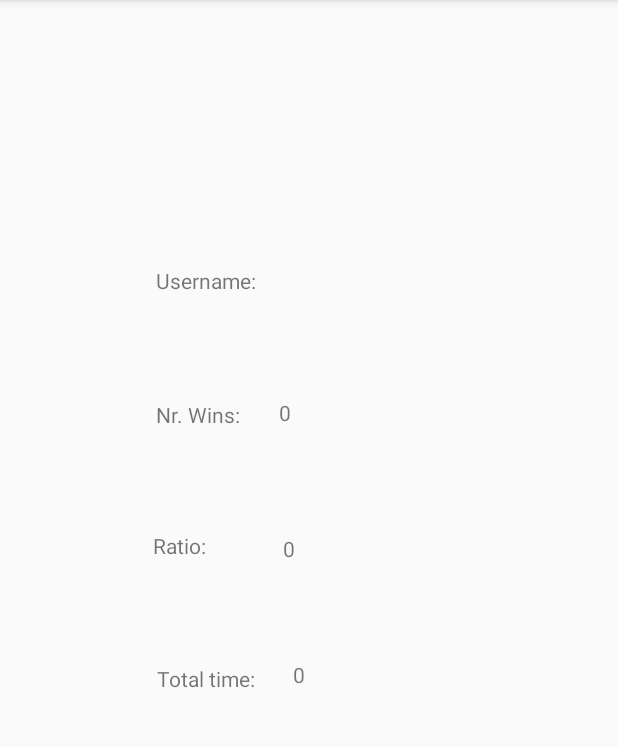
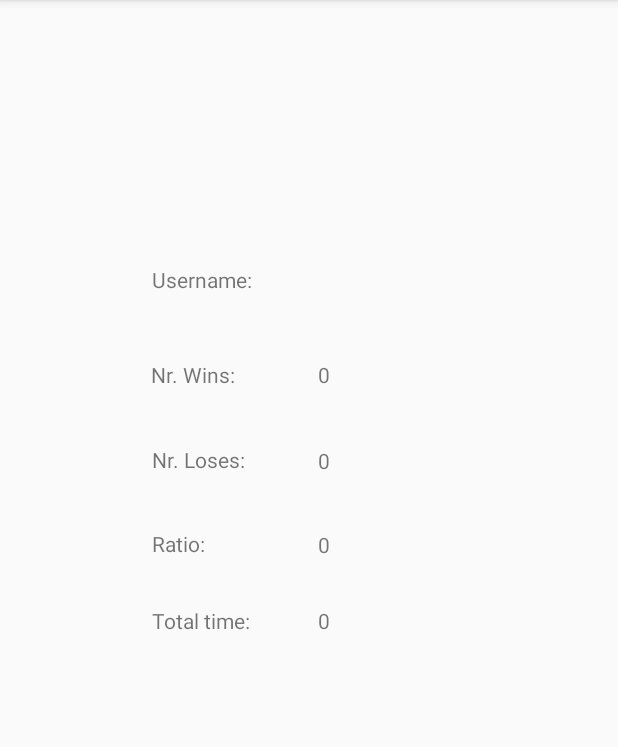
Before and after one commit to mihaikrisan/ElementsBattle, an Android app: the ProfileActivity screen opened directly, with no data from a screen before it, on a phone screen of 412 x 824 dp, the part 84-831 px from its top. Run offline under Robolectric (Android 15) with nearby library versions, the phone set to English and light mode, and no system bars; our stand-ins replace Firebase (no records; nobody signed in at launch, a user with empty details on screens opened directly).

Commit message:
fixed bugs and things

```diff
--- a/gamev10/app/src/main/java/com/example/myapplication/Game.java
+++ b/gamev10/app/src/main/java/com/example/myapplication/Game.java
@@ -30,6 +30,7 @@ public class Game extends AppCompatActivity {
     private TextView playerScoreView;
     private int counter;
     private CountDownTimer countDownTimer;
+    private boolean finishGame = false;
 
     public int getRandomNumber() {
         Random random = new Random();
@@ -37,13 +38,21 @@ public class Game extends AppCompatActivity {
     }
 
     public void openWinActivity() {
+        finishGame = true;
+        countDownTimer.cancel();
         Intent intent = new Intent(this, WinActivity.class);
+        Game.this.finish();
         startActivity(intent);
+        Game.this.finish();
     }
 
     public void openLoseActivity() {
+        finishGame = true;
+        countDownTimer.cancel();
         Intent intent = new Intent(this, LoseActivity.class);
+        Game.this.finish();
         startActivity(intent);
+        Game.this.finish();
     }
 
     public Karten setCardImage(ImageView image) {
@@ -249,8 +258,8 @@ public class Game extends AppCompatActivity {
 
                         openLoseActivity();
                     }
-
-                    initialiseCounter(textView, playerCards);
+                    if(!finishGame)
+                        initialiseCounter(textView, playerCards);
                 }
             });
         }
--- a/gamev10/app/src/main/java/com/example/myapplication/LoseActivity.java
+++ b/gamev10/app/src/main/java/com/example/myapplication/LoseActivity.java
@@ -14,6 +14,7 @@ public class LoseActivity extends AppCompatActivity {
         intent.setFlags(Intent.FLAG_ACTIVITY_REORDER_TO_FRONT);
         startActivityIfNeeded(intent, 0);
         startActivity(intent);
+        LoseActivity.this.finish();
     }
 
     @Override
--- a/gamev10/app/src/main/java/com/example/myapplication/ProfileActivity.java
+++ b/gamev10/app/src/main/java/com/example/myapplication/ProfileActivity.java
@@ -66,10 +66,16 @@ public class ProfileActivity extends AppCompatActivity {
                     TextView nrWinsTextView = findViewById(R.id.textViewNumberWins);
                     nrWinsTextView.setText("" + myUser.getNrWins());
 
+                    TextView nrLosesTextView = findViewById(R.id.textView3);
+                    nrLosesTextView.setText("" + myUser.getNrLosses());
+
                     TextView ratio = findViewById(R.id.textViewRatio);
                     if (myUser.getNrLosses() != 0) {
                         double wlRatio = (double) myUser.getNrWins() / (double) myUser.getNrLosses();
-                        ratio.setText("" + wlRatio);
+                        wlRatio*=100;
+                        double display = Math.round(wlRatio);
+                        display/=100;
+                        ratio.setText("" + display);
                     } else {
                         ratio.setText("" + myUser.getNrWins());
                     }
--- a/gamev10/app/src/main/java/com/example/myapplication/WinActivity.java
+++ b/gamev10/app/src/main/java/com/example/myapplication/WinActivity.java
@@ -11,9 +11,10 @@ public class WinActivity extends AppCompatActivity {
 
     public void openWelcomeActivity() {
         Intent intent = new Intent(this, WelcomePage.class);
-        intent.setFlags(Intent.FLAG_ACTIVITY_REORDER_TO_FRONT);
+        intent.setFlags(Intent.FLAG_ACTIVITY_REORDER_TO_FRONT)  ;
         startActivityIfNeeded(intent, 0);
         startActivity(intent);
+        WinActivity.this.finish();
     }
 
     @Override
--- a/gamev10/app/src/main/res/layout/activity_profile.xml
+++ b/gamev10/app/src/main/res/layout/activity_profile.xml
@@ -13,10 +13,10 @@
         android:text="TextView"
         app:layout_constraintBottom_toBottomOf="parent"
         app:layout_constraintEnd_toEndOf="parent"
-        app:layout_constraintHorizontal_bias="0.484"
+        app:layout_constraintHorizontal_bias="0.525"
         app:layout_constraintStart_toStartOf="parent"
         app:layout_constraintTop_toTopOf="parent"
-        app:layout_constraintVertical_bias="0.237" />
+        app:layout_constraintVertical_bias="0.236" />
 
     <TextView
         android:id="@+id/textViewNumberWins"
@@ -25,10 +25,10 @@
         android:text="TextView"
         app:layout_constraintBottom_toBottomOf="parent"
         app:layout_constraintEnd_toEndOf="parent"
-        app:layout_constraintHorizontal_bias="0.461"
+        app:layout_constraintHorizontal_bias="0.525"
         app:layout_constraintStart_toStartOf="parent"
-        app:layout_constraintTop_toBottomOf="@+id/textViewUsername"
-        app:layout_constraintVertical_bias="0.124" />
+        app:layout_constraintTop_toTopOf="parent"
+        app:layout_constraintVertical_bias="0.321" />
 
     <TextView
         android:id="@+id/textViewRatio"
@@ -37,10 +37,10 @@
         android:text="TextView"
         app:layout_constraintBottom_toBottomOf="parent"
         app:layout_constraintEnd_toEndOf="parent"
-        app:layout_constraintHorizontal_bias="0.467"
+        app:layout_constraintHorizontal_bias="0.525"
         app:layout_constraintStart_toStartOf="parent"
-        app:layout_constraintTop_toBottomOf="@+id/textViewNumberWins"
-        app:layout_constraintVertical_bias="0.154" />
+        app:layout_constraintTop_toTopOf="parent"
+        app:layout_constraintVertical_bias="0.472" />
 
     <TextView
         android:id="@+id/textViewTotalTime"
@@ -49,10 +49,10 @@
         android:text="TextView"
         app:layout_constraintBottom_toBottomOf="parent"
         app:layout_constraintEnd_toEndOf="parent"
-        app:layout_constraintHorizontal_bias="0.484"
+        app:layout_constraintHorizontal_bias="0.525"
         app:layout_constraintStart_toStartOf="parent"
-        app:layout_constraintTop_toBottomOf="@+id/textViewRatio"
-        app:layout_constraintVertical_bias="0.173" />
+        app:layout_constraintTop_toTopOf="parent"
+        app:layout_constraintVertical_bias="0.54" />
 
     <TextView
         android:id="@+id/Username"
@@ -61,10 +61,10 @@
         android:text="Username:"
         app:layout_constraintBottom_toBottomOf="parent"
         app:layout_constraintEnd_toEndOf="parent"
-        app:layout_constraintHorizontal_bias="0.302"
+        app:layout_constraintHorizontal_bias="0.293"
         app:layout_constraintStart_toStartOf="parent"
         app:layout_constraintTop_toTopOf="parent"
-        app:layout_constraintVertical_bias="0.237" />
+        app:layout_constraintVertical_bias="0.236" />
 
     <TextView
         android:id="@+id/NrWins"
@@ -73,10 +73,10 @@
         android:text="Nr. Wins: "
         app:layout_constraintBottom_toBottomOf="parent"
         app:layout_constraintEnd_toEndOf="parent"
-        app:layout_constraintHorizontal_bias="0.295"
+        app:layout_constraintHorizontal_bias="0.286"
         app:layout_constraintStart_toStartOf="parent"
         app:layout_constraintTop_toTopOf="parent"
-        app:layout_constraintVertical_bias="0.356" />
+        app:layout_constraintVertical_bias="0.321" />
 
     <TextView
         android:id="@+id/Ratio"
@@ -85,10 +85,10 @@
         android:text="Ratio: "
         app:layout_constraintBottom_toBottomOf="parent"
         app:layout_constraintEnd_toEndOf="parent"
-        app:layout_constraintHorizontal_bias="0.292"
+        app:layout_constraintHorizontal_bias="0.289"
         app:layout_constraintStart_toStartOf="parent"
         app:layout_constraintTop_toTopOf="parent"
-        app:layout_constraintVertical_bias="0.476" />
+        app:layout_constraintVertical_bias="0.474" />
 
     <TextView
         android:id="@+id/Time"
@@ -97,8 +97,32 @@
         android:text="Total time: "
         app:layout_constraintBottom_toBottomOf="parent"
         app:layout_constraintEnd_toEndOf="parent"
-        app:layout_constraintHorizontal_bias="0.304"
+        app:layout_constraintHorizontal_bias="0.295"
         app:layout_constraintStart_toStartOf="parent"
         app:layout_constraintTop_toTopOf="parent"
-        app:layout_constraintVertical_bias="0.591" />
+        app:layout_constraintVertical_bias="0.54" />
+
+    <TextView
+        android:id="@+id/textView2"
+        android:layout_width="wrap_content"
+        android:layout_height="wrap_content"
+        android:text="Nr. Loses:"
+        app:layout_constraintBottom_toBottomOf="parent"
+        app:layout_constraintEnd_toEndOf="parent"
+        app:layout_constraintHorizontal_bias="0.289"
+        app:layout_constraintStart_toStartOf="parent"
+        app:layout_constraintTop_toTopOf="parent"
+        app:layout_constraintVertical_bias="0.396" />
+
+    <TextView
+        android:id="@+id/textView3"
+        android:layout_width="wrap_content"
+        android:layout_height="wrap_content"
+        android:text="TextView"
+        app:layout_constraintBottom_toBottomOf="parent"
+        app:layout_constraintEnd_toEndOf="parent"
+        app:layout_constraintHorizontal_bias="0.525"
+        app:layout_constraintStart_toStartOf="parent"
+        app:layout_constraintTop_toTopOf="parent"
+        app:layout_constraintVertical_bias="0.397" />
 </androidx.constraintlayout.widget.ConstraintLayout>
```
